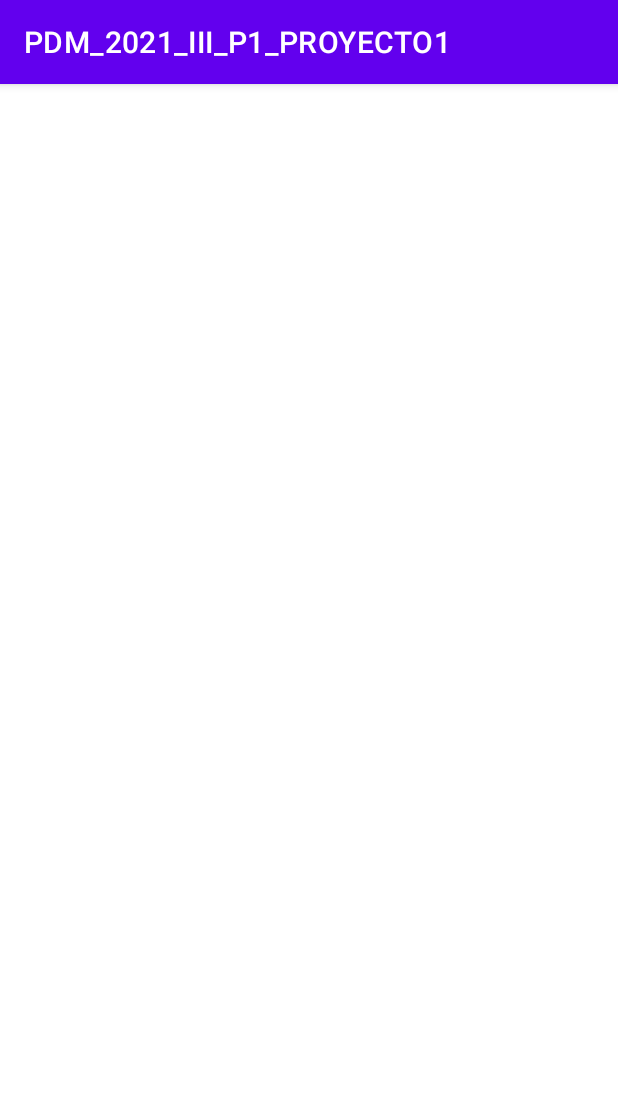
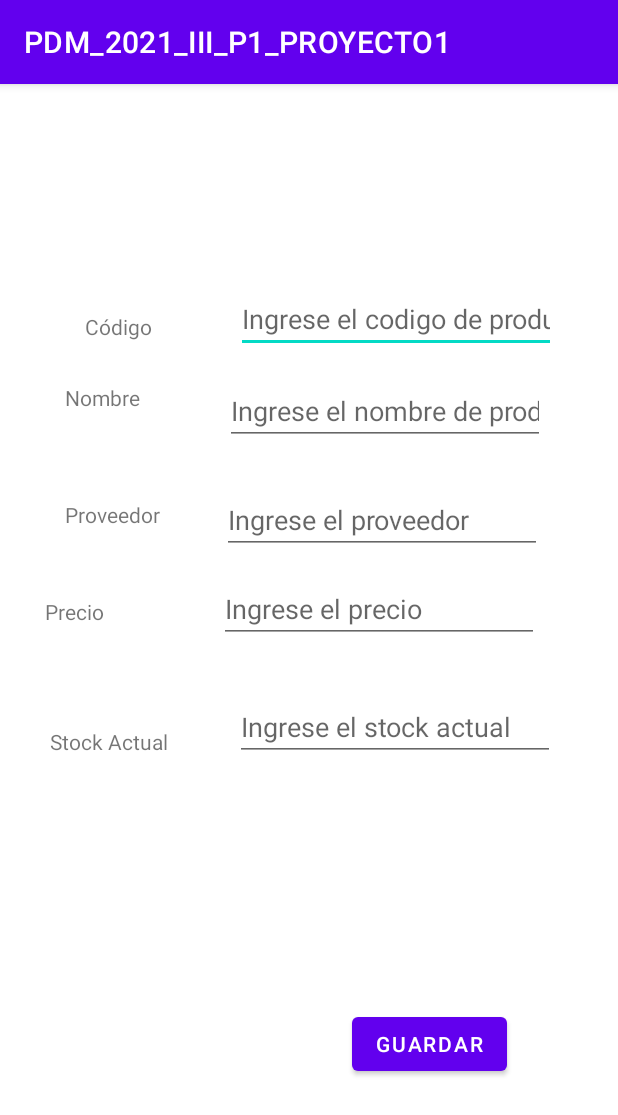
Before and after one commit to Hepburn23/PDM_2021_III_PROYECTO1, an Android app: the ProductosActivity screen opened directly, with no data from a screen before it, on a phone screen of 412 x 824 dp. Shown: the top 1115 px of the screen. Run offline under Robolectric (Android 15) with nearby library versions, the phone set to English and light mode, and no system bars.

Commit message:
FrontProducts

```diff
--- a/app/build.gradle
+++ b/app/build.gradle
@@ -1,6 +1,7 @@
 plugins {
     id 'com.android.application'
     id 'kotlin-android'
+    id 'kotlin-android-extensions'
 }
 
 android {
--- a/app/src/main/java/hn/edu/ujcv/pdm_2021_iii_p1_proyecto1/MainActivity.kt
+++ b/app/src/main/java/hn/edu/ujcv/pdm_2021_iii_p1_proyecto1/MainActivity.kt
@@ -1,11 +1,37 @@
 package hn.edu.ujcv.pdm_2021_iii_p1_proyecto1
 
+import android.content.Intent
 import androidx.appcompat.app.AppCompatActivity
 import android.os.Bundle
+import kotlinx.android.synthetic.main.activity_main.*
 
 class MainActivity : AppCompatActivity() {
     override fun onCreate(savedInstanceState: Bundle?) {
         super.onCreate(savedInstanceState)
         setContentView(R.layout.activity_main)
+
+        //Handlers
+        btnProducts.setOnClickListener {
+            productActivity()
+        }
+
+        btnClients.setOnClickListener {
+            clientActivity()
+        }
+
     }
+
+    //FUNCIONES
+
+    fun productActivity(){
+        val intent = Intent(this,ProductosActivity::class.java)
+        startActivity(intent)
+    }
+
+    fun clientActivity(){
+        val intent = Intent(this,ClientesActivity::class.java)
+        startActivity(intent)
+    }
+
+
 }
--- a/app/src/main/java/hn/edu/ujcv/pdm_2021_iii_p1_proyecto1/ProductosActivity.kt
+++ b/app/src/main/java/hn/edu/ujcv/pdm_2021_iii_p1_proyecto1/ProductosActivity.kt
@@ -2,10 +2,24 @@ package hn.edu.ujcv.pdm_2021_iii_p1_proyecto1
 
 import androidx.appcompat.app.AppCompatActivity
 import android.os.Bundle
+import kotlinx.android.synthetic.main.activity_productos.*
 
 class ProductosActivity : AppCompatActivity() {
     override fun onCreate(savedInstanceState: Bundle?) {
         super.onCreate(savedInstanceState)
         setContentView(R.layout.activity_productos)
+
+
+        //Handler
+        btnSave.setOnClickListener {
+            saveProd()
+        }
+
+    }
+
+
+
+    fun saveProd(){
+
     }
 }
--- a/app/src/main/res/layout/activity_clientes.xml
+++ b/app/src/main/res/layout/activity_clientes.xml
@@ -6,4 +6,11 @@
     android:layout_height="match_parent"
     tools:context=".ClientesActivity">
 
+    <TextView
+        android:id="@+id/textView2"
+        android:layout_width="wrap_content"
+        android:layout_height="wrap_content"
+        android:text="ESTA ES LA ACTIVITY DE CLIENTES"
+        tools:layout_editor_absoluteX="93dp"
+        tools:layout_editor_absoluteY="282dp" />
 </androidx.constraintlayout.widget.ConstraintLayout>
--- a/app/src/main/res/layout/activity_productos.xml
+++ b/app/src/main/res/layout/activity_productos.xml
@@ -6,4 +6,126 @@
     android:layout_height="match_parent"
     tools:context=".ProductosActivity">
 
+    <TextView
+        android:id="@+id/txvCode"
+        android:layout_width="wrap_content"
+        android:layout_height="wrap_content"
+        android:layout_marginStart="13dp"
+        android:layout_marginBottom="28dp"
+        android:text="Código"
+        app:layout_constraintBottom_toTopOf="@+id/txvName"
+        app:layout_constraintStart_toStartOf="@+id/txvName" />
+
+    <TextView
+        android:id="@+id/txvName"
+        android:layout_width="wrap_content"
+        android:layout_height="wrap_content"
+        android:layout_marginStart="43dp"
+        android:layout_marginTop="4dp"
+        android:text="Nombre"
+        app:layout_constraintStart_toStartOf="parent"
+        app:layout_constraintTop_toTopOf="@+id/txtName" />
+
+    <TextView
+        android:id="@+id/txvProvider"
+        android:layout_width="wrap_content"
+        android:layout_height="wrap_content"
+        android:layout_marginStart="44dp"
+        android:layout_marginTop="9dp"
+        android:layout_marginEnd="44dp"
+        android:text="Proveedor"
+        app:layout_constraintEnd_toStartOf="@+id/txtName"
+        app:layout_constraintStart_toStartOf="parent"
+        app:layout_constraintTop_toTopOf="@+id/txtProvider" />
+
+    <TextView
+        android:id="@+id/txvPrice"
+        android:layout_width="wrap_content"
+        android:layout_height="wrap_content"
+        android:layout_marginStart="30dp"
+        android:layout_marginTop="45dp"
+        android:text="Precio"
+        app:layout_constraintStart_toStartOf="parent"
+        app:layout_constraintTop_toBottomOf="@+id/txvProvider" />
+
+    <TextView
+        android:id="@+id/txvStock"
+        android:layout_width="wrap_content"
+        android:layout_height="wrap_content"
+        android:layout_marginStart="33dp"
+        android:layout_marginBottom="3dp"
+        android:text="Stock Actual"
+        app:layout_constraintBottom_toBottomOf="@+id/txtStock"
+        app:layout_constraintStart_toStartOf="parent" />
+
+    <EditText
+        android:id="@+id/txtCode"
+        android:layout_width="wrap_content"
+        android:layout_height="wrap_content"
+        android:layout_marginTop="134dp"
+        android:layout_marginEnd="41dp"
+        android:ems="10"
+        android:hint="Ingrese el codigo de producto"
+        android:inputType="number"
+        app:layout_constraintEnd_toEndOf="parent"
+        app:layout_constraintTop_toTopOf="parent" />
+
+    <EditText
+        android:id="@+id/txtName"
+        android:layout_width="wrap_content"
+        android:layout_height="wrap_content"
+        android:layout_marginTop="16dp"
+        android:layout_marginEnd="7dp"
+        android:ems="10"
+        android:hint="Ingrese el nombre de producto"
+        android:inputType="text"
+        app:layout_constraintEnd_toEndOf="@+id/txtCode"
+        app:layout_constraintTop_toBottomOf="@+id/txtCode" />
+
+    <EditText
+        android:id="@+id/txtProvider"
+        android:layout_width="wrap_content"
+        android:layout_height="wrap_content"
+        android:layout_marginTop="27dp"
+        android:layout_marginEnd="2dp"
+        android:ems="10"
+        android:hint="Ingrese el proveedor"
+        android:inputType="textPersonName"
+        app:layout_constraintEnd_toEndOf="@+id/txtName"
+        app:layout_constraintTop_toBottomOf="@+id/txtName" />
+
+    <EditText
+        android:id="@+id/txtPrice"
+        android:layout_width="wrap_content"
+        android:layout_height="wrap_content"
+        android:layout_marginTop="14dp"
+        android:layout_marginEnd="2dp"
+        android:ems="10"
+        android:hint="Ingrese el precio"
+        android:inputType="number"
+        app:layout_constraintEnd_toEndOf="@+id/txtProvider"
+        app:layout_constraintTop_toBottomOf="@+id/txtProvider" />
+
+    <EditText
+        android:id="@+id/txtStock"
+        android:layout_width="wrap_content"
+        android:layout_height="wrap_content"
+        android:layout_marginTop="33dp"
+        android:layout_marginEnd="42dp"
+        android:ems="10"
+        android:hint="Ingrese el stock actual"
+        android:inputType="textPersonName"
+        app:layout_constraintEnd_toEndOf="parent"
+        app:layout_constraintTop_toBottomOf="@+id/txtPrice" />
+
+    <Button
+        android:id="@+id/btnSave"
+        android:layout_width="wrap_content"
+        android:layout_height="wrap_content"
+        android:layout_marginEnd="74dp"
+        android:layout_marginBottom="104dp"
+        android:text="Guardar"
+        app:layout_constraintBottom_toBottomOf="parent"
+        app:layout_constraintEnd_toEndOf="parent" />
+
 </androidx.constraintlayout.widget.ConstraintLayout>
```
